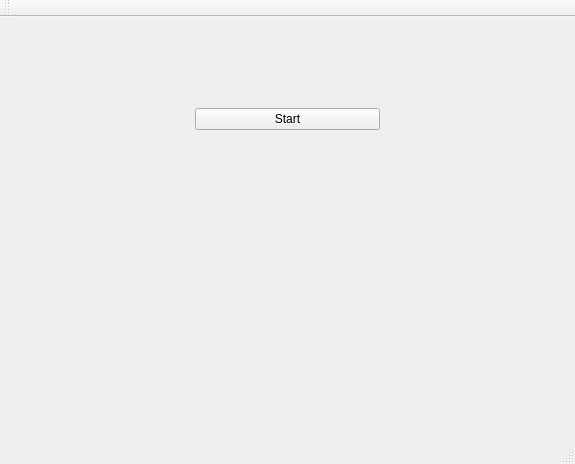
This is Async prog/Asyncprog.ui in Gohnnyman/Async-processing-program as Qt 5 draws it before an edit. The edited form follows.
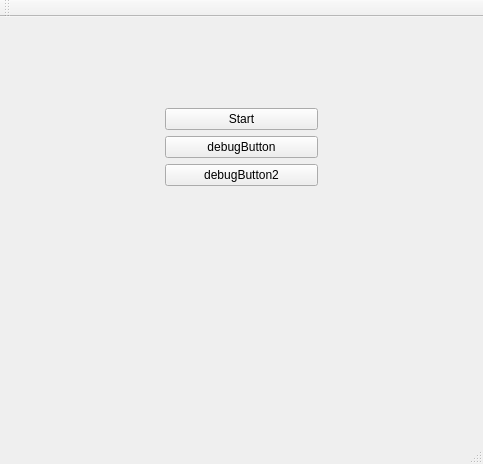
This is the edited form.

Commit message: Asyncprog.ui uppdated, added debugButton and debugButton 2, their declarations in Asyncprog.cpp. Time issue first appeared

Patch:
```diff
--- a/Async prog/Asyncprog.ui
+++ b/Async prog/Asyncprog.ui
@@ -6,7 +6,7 @@
    <rect>
     <x>0</x>
     <y>0</y>
-    <width>575</width>
+    <width>483</width>
     <height>464</height>
    </rect>
   </property>
@@ -33,7 +33,7 @@
         </property>
        </spacer>
       </item>
-      <item row="3" column="1">
+      <item row="5" column="1">
        <spacer name="verticalSpacer">
         <property name="orientation">
          <enum>Qt::Vertical</enum>
@@ -49,6 +49,26 @@
         </property>
        </spacer>
       </item>
+      <item row="2" column="0">
+       <spacer name="horizontalSpacer">
+        <property name="orientation">
+         <enum>Qt::Horizontal</enum>
+        </property>
+        <property name="sizeHint" stdset="0">
+         <size>
+          <width>40</width>
+          <height>20</height>
+         </size>
+        </property>
+       </spacer>
+      </item>
+      <item row="3" column="1">
+       <widget class="QPushButton" name="debugButton">
+        <property name="text">
+         <string>debugButton</string>
+        </property>
+       </widget>
+      </item>
       <item row="2" column="1">
        <widget class="QPushButton" name="startButton">
         <property name="sizePolicy">
@@ -88,6 +108,13 @@
         </property>
        </spacer>
       </item>
+      <item row="4" column="1">
+       <widget class="QPushButton" name="debugButton2">
+        <property name="text">
+         <string>debugButton2</string>
+        </property>
+       </widget>
+      </item>
      </layout>
     </item>
     <item>
@@ -98,6 +125,11 @@
         <verstretch>40</verstretch>
        </sizepolicy>
       </property>
+      <property name="font">
+       <font>
+        <pointsize>10</pointsize>
+       </font>
+      </property>
       <property name="text">
        <string/>
       </property>
```
Left out of the diff: 15 changed lines with no effect on the pictures. The commit also changes 2 other files.
